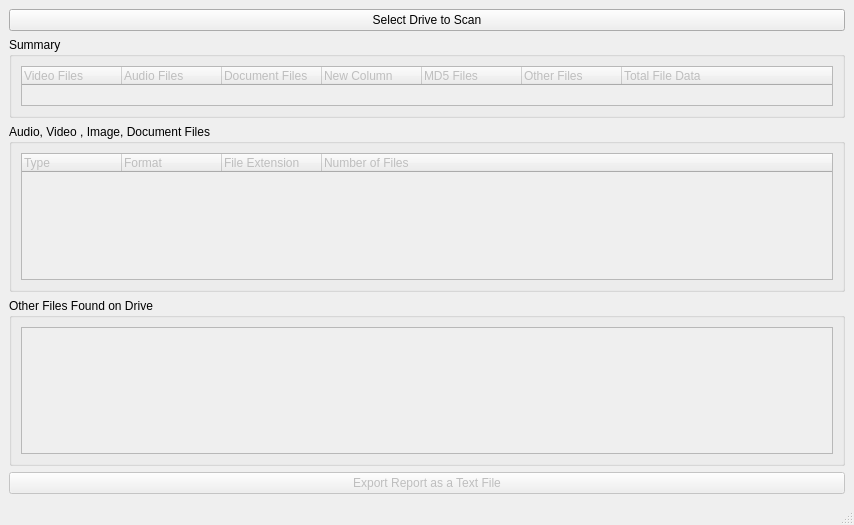
Before: the Qt Designer form bin/gui.ui in carevealed/drive_summary, drawn with Qt 5.
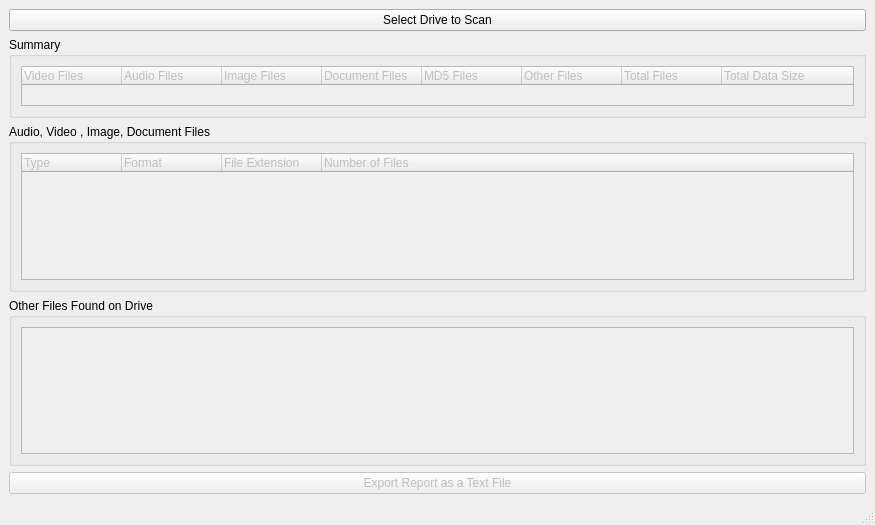
After: the same form once the commit is applied.

Diff of the .ui file:
```diff
--- a/bin/gui.ui
+++ b/bin/gui.ui
@@ -6,7 +6,7 @@
    <rect>
     <x>0</x>
     <y>0</y>
-    <width>854</width>
+    <width>875</width>
     <height>525</height>
    </rect>
   </property>
@@ -73,16 +73,16 @@
            <string>Audio Files</string>
           </property>
          </column>
+         <column>
+          <property name="text">
+           <string>Image Files</string>
+          </property>
+         </column>
          <column>
           <property name="text">
            <string>Document Files</string>
           </property>
          </column>
-         <column>
-          <property name="text">
-           <string>New Column</string>
-          </property>
-         </column>
          <column>
           <property name="text">
            <string>MD5 Files</string>
@@ -95,7 +95,12 @@
          </column>
          <column>
           <property name="text">
-           <string>Total File Data</string>
+           <string>Total Files</string>
+          </property>
+         </column>
+         <column>
+          <property name="text">
+           <string>Total Data Size</string>
           </property>
          </column>
         </widget>
```
Left out of the diff: 21 changed lines with no effect on the pictures.
